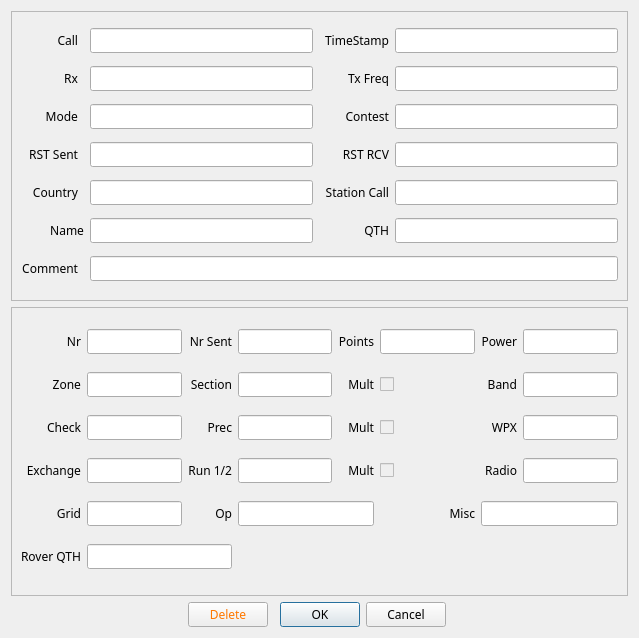
First picture: the form in not1mm/data/editcontact.ui, repository mbridak/not1mm, before the edit.
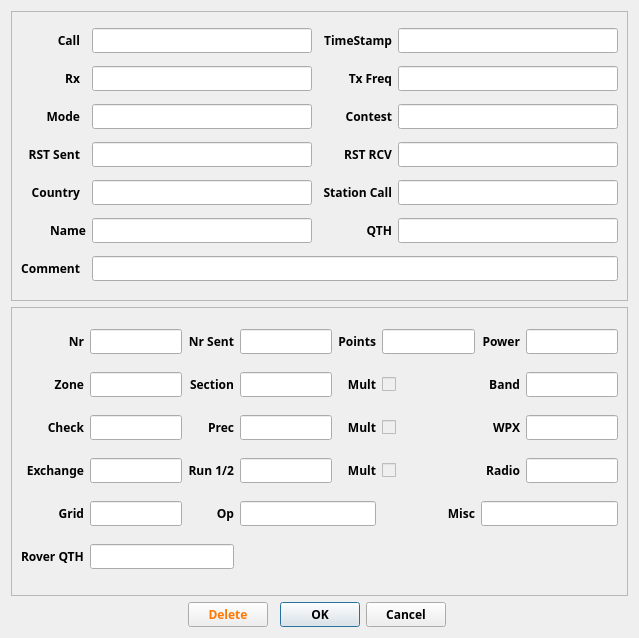
Second picture: the form after the edit.

Commit message: @mbridak Add font weight property to UI files for consistency

```diff
--- a/not1mm/data/editcontact.ui
+++ b/not1mm/data/editcontact.ui
@@ -13,6 +13,7 @@
   <property name="font">
    <font>
     <family>JetBrains Mono</family>
+    <weight>100</weight>
    </font>
   </property>
   <property name="windowTitle">
@@ -743,6 +744,7 @@
          <property name="font">
           <font>
            <family>JetBrains Mono</family>
+           <weight>100</weight>
           </font>
          </property>
          <property name="accessibleName">
@@ -773,6 +775,7 @@
          <property name="font">
           <font>
            <family>JetBrains Mono</family>
+           <weight>100</weight>
           </font>
          </property>
          <property name="accessibleName">
```
The commit also changes 14 other files.
